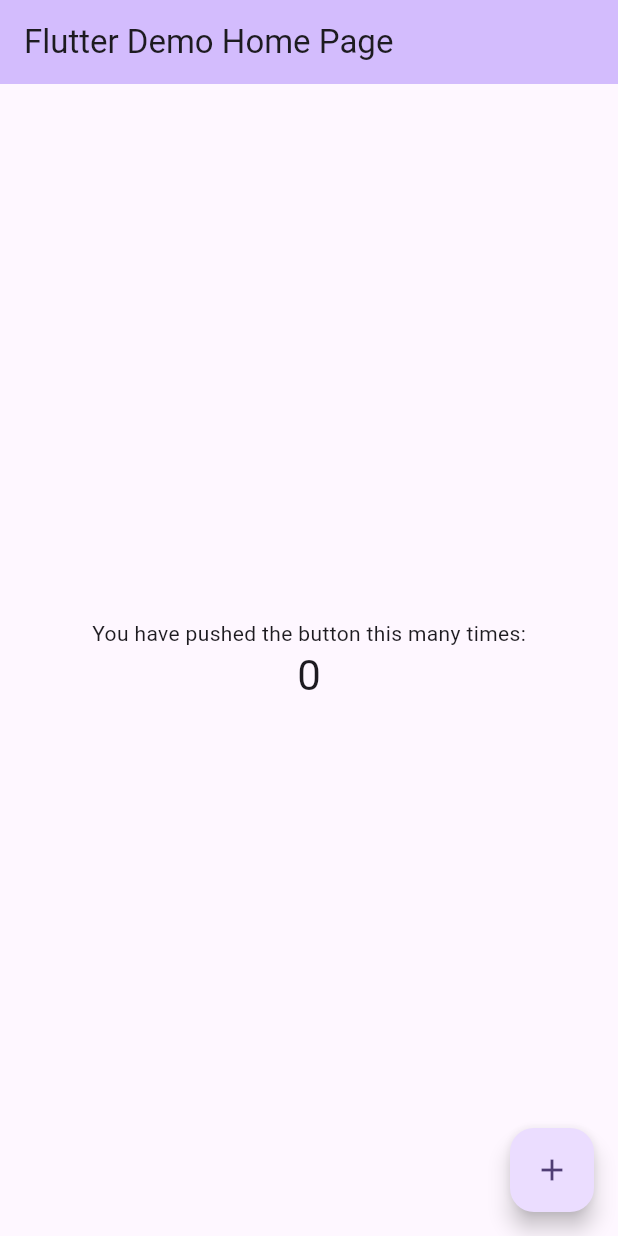
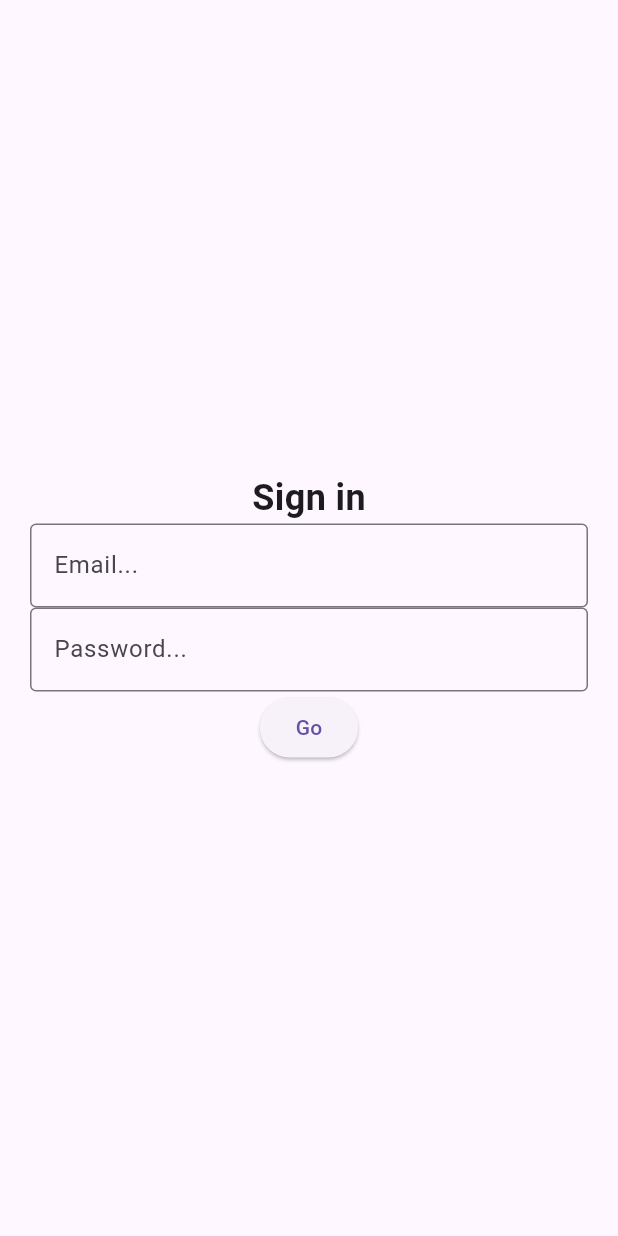
Before and after one commit to TishalovichMaxim/mobile-labs, a Flutter app: the screen it shows after launch, on a phone screen of 412 x 824 dp. Run offline on Flutter 3.47's test engine with Material 3 defaults, Android fonts, the phone set to English and light mode, and no system bars.

Commit message:
Add basic sign in screen.

```diff
--- a/castles/lib/main.dart
+++ b/castles/lib/main.dart
@@ -1,3 +1,4 @@
+import 'package:castles/screen/sign_in_widget.dart';
 import 'package:flutter/material.dart';
 
 void main() {
@@ -7,119 +8,16 @@
 class MyApp extends StatelessWidget {
   const MyApp({super.key});
 
-  // This widget is the root of your application.
   @override
   Widget build(BuildContext context) {
-    return MaterialApp(
-      title: 'Flutter Demo',
-      theme: ThemeData(
-        // This is the theme of your application.
-        //
-        // TRY THIS: Try running your application with "flutter run". You'll see
-        // the application has a purple toolbar. Then, without quitting the app,
-        // try changing the seedColor in the colorScheme below to Colors.green
-        // and then invoke "hot reload" (save your changes or press the "hot
-        // reload" button in a Flutter-supported IDE, or press "r" if you used
-        // the command line to start the app).
-        //
-        // Notice that the counter didn't reset back to zero; the application
-        // state is not lost during the reload. To reset the state, use hot
-        // restart instead.
-        //
-        // This works for code too, not just values: Most code changes can be
-        // tested with just a hot reload.
-        colorScheme: ColorScheme.fromSeed(seedColor: Colors.deepPurple),
-        useMaterial3: true,
+    return const MaterialApp(
+      debugShowCheckedModeBanner: false,
+      home: Scaffold(
+        backgroundColor: Color.fromARGB(255, 129, 179, 219),
+        body: Center(
+          child: SignInScreen()
+        ),
       ),
-      home: const MyHomePage(title: 'Flutter Demo Home Page'),
     );
   }
 }
-
-class MyHomePage extends StatefulWidget {
-  const MyHomePage({super.key, required this.title});
-
-  // This widget is the home page of your application. It is stateful, meaning
-  // that it has a State object (defined below) that contains fields that affect
-  // how it looks.
-
-  // This class is the configuration for the state. It holds the values (in this
-  // case the title) provided by the parent (in this case the App widget) and
-  // used by the build method of the State. Fields in a Widget subclass are
-  // always marked "final".
-
-  final String title;
-
-  @override
-  State<MyHomePage> createState() => _MyHomePageState();
-}
-
-class _MyHomePageState extends State<MyHomePage> {
-  int _counter = 0;
-
-  void _incrementCounter() {
-    setState(() {
-      // This call to setState tells the Flutter framework that something has
-      // changed in this State, which causes it to rerun the build method below
-      // so that the display can reflect the updated values. If we changed
-      // _counter without calling setState(), then the build method would not be
-      // called again, and so nothing would appear to happen.
-      _counter++;
-    });
-  }
-
-  @override
-  Widget build(BuildContext context) {
-    // This method is rerun every time setState is called, for instance as done
-    // by the _incrementCounter method above.
-    //
-    // The Flutter framework has been optimized to make rerunning build methods
-    // fast, so that you can just rebuild anything that needs updating rather
-    // than having to individually change instances of widgets.
-    return Scaffold(
-      appBar: AppBar(
-        // TRY THIS: Try changing the color here to a specific color (to
-        // Colors.amber, perhaps?) and trigger a hot reload to see the AppBar
-        // change color while the other colors stay the same.
-        backgroundColor: Theme.of(context).colorScheme.inversePrimary,
-        // Here we take the value from the MyHomePage object that was created by
-        // the App.build method, and use it to set our appbar title.
-        title: Text(widget.title),
-      ),
-      body: Center(
-        // Center is a layout widget. It takes a single child and positions it
-        // in the middle of the parent.
-        child: Column(
-          // Column is also a layout widget. It takes a list of children and
-          // arranges them vertically. By default, it sizes itself to fit its
-          // children horizontally, and tries to be as tall as its parent.
-          //
-          // Column has various properties to control how it sizes itself and
-          // how it positions its children. Here we use mainAxisAlignment to
-          // center the children vertically; the main axis here is the vertical
-          // axis because Columns are vertical (the cross axis would be
-          // horizontal).
-          //
-          // TRY THIS: Invoke "debug painting" (choose the "Toggle Debug Paint"
-          // action in the IDE, or press "p" in the console), to see the
-          // wireframe for each widget.
-          mainAxisAlignment: MainAxisAlignment.center,
-          children: <Widget>[
-            const Text(
-              'You have pushed the button this many times:',
-            ),
-            Text(
-              '$_counter',
-              style: Theme.of(context).textTheme.headlineMedium,
-            ),
-          ],
-        ),
-      ),
-      floatingActionButton: FloatingActionButton(
-        onPressed: _incrementCounter,
-        tooltip: 'Increment',
-        child: const Icon(Icons.add),
-      ), // This trailing comma makes auto-formatting nicer for build methods.
-    );
-  }
-}
--- /dev/null
+++ b/castles/lib/screen/sign_in_widget.dart
@@ -0,0 +1,52 @@
+import 'package:flutter/material.dart';
+
+class SignInScreen extends StatefulWidget {
+  const SignInScreen({super.key});
+
+  @override
+  State<SignInScreen> createState() => _SignInScreenState();
+}
+
+void signIn() {
+  print("Sign in!");
+}
+
+class _SignInScreenState extends State<SignInScreen> {
+  TextEditingController myController = TextEditingController();
+
+  @override
+  Widget build(BuildContext context) {
+    return const Scaffold(
+      body: Center(
+        child: Padding(
+          padding: EdgeInsets.all(20.0),
+          child: Column(
+            mainAxisAlignment: MainAxisAlignment.center,
+            children: [
+              Text(
+                "Sign in",
+                style: TextStyle(fontWeight: FontWeight.bold, fontSize: 24),
+              ),
+              TextField(
+                decoration: InputDecoration(
+                  border: OutlineInputBorder(),
+                  hintText: "Email..."
+                ),
+              ),
+              TextField(
+                decoration: InputDecoration(
+                  border: OutlineInputBorder(),
+                  hintText: "Password..."
+                ),
+              ),
+              ElevatedButton(
+                onPressed: signIn,
+                child: Text("Go")
+              )
+            ],
+          ),
+        )
+      ),
+    );
+  }
+}
```
